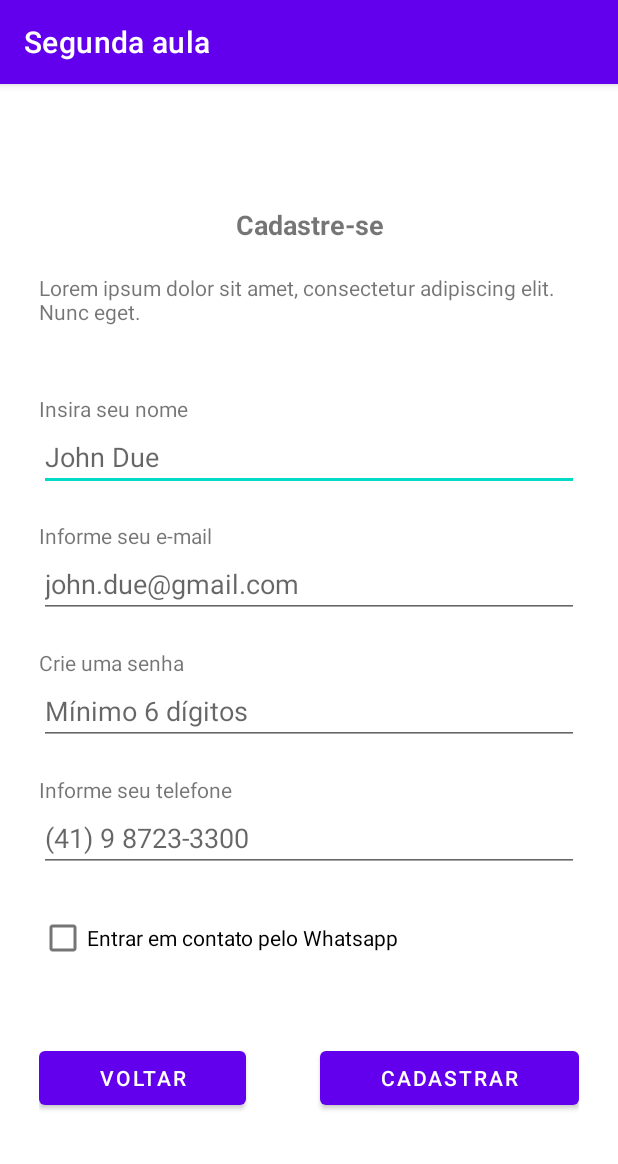
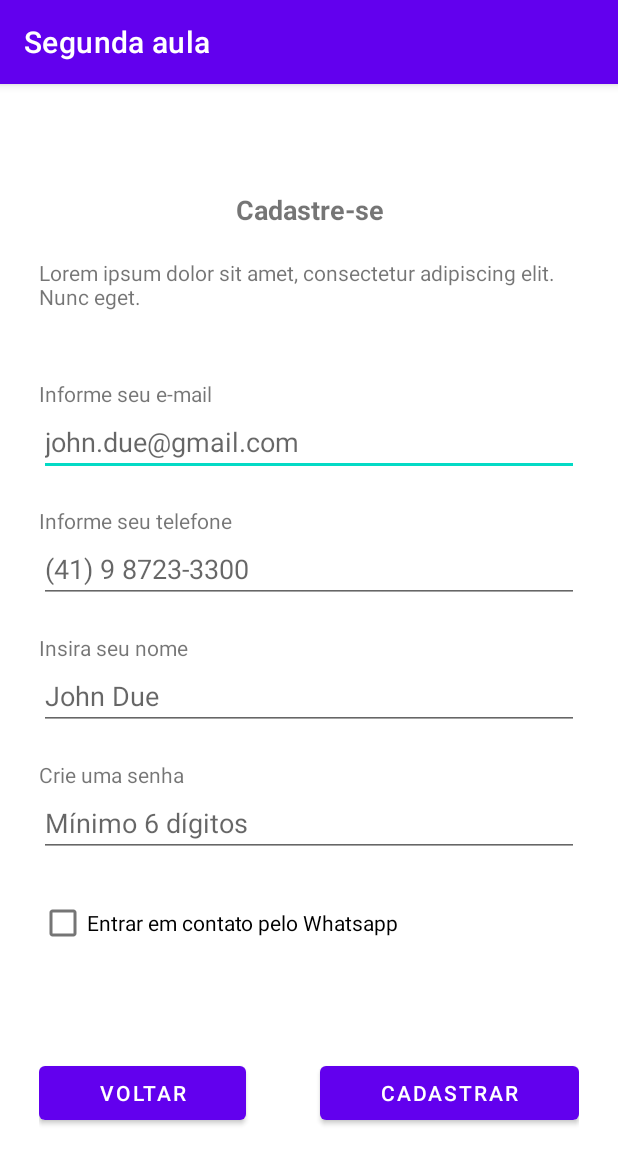
Before and after one commit to thanwill/app-kotlin, an Android app: the CadastroActivity screen opened directly, with no data from a screen before it, on a phone screen of 412 x 824 dp. Shown: the top 1164 px of the screen. Run offline under Robolectric (Android 15) with nearby library versions, the phone set to English and light mode, and no system bars; our stand-ins replace Firebase (no records; nobody signed in at launch, a user with empty details on screens opened directly).

Commit message:
Ajuste do layout de cadastro.

```diff
--- a/app/src/main/res/layout/activity_cadastro.xml
+++ b/app/src/main/res/layout/activity_cadastro.xml
@@ -13,6 +13,7 @@
         android:layout_marginTop="1dp"
         android:layout_marginEnd="1dp"
         android:layout_marginBottom="1dp"
+        android:minHeight="600dp"
         android:orientation="vertical"
         app:layout_constraintBottom_toBottomOf="parent"
         app:layout_constraintEnd_toEndOf="parent"
@@ -42,23 +43,14 @@
             android:layout_width="match_parent"
             android:layout_height="45dp" />
 
-        <TextView
-            android:id="@+id/textView3"
+        <ScrollView
+            android:layout_width="match_parent"
+            android:layout_height="match_parent">
+
+            <LinearLayout
                 android:layout_width="match_parent"
                 android:layout_height="wrap_content"
-            android:text="Insira seu nome" />
-
-        <EditText
-            android:id="@+id/editTextPersonName"
-            android:layout_width="match_parent"
-            android:layout_height="wrap_content"
-            android:ems="10"
-            android:hint="John Due"
-            android:inputType="textPersonName" />
-
-        <Space
-            android:layout_width="match_parent"
-            android:layout_height="20dp" />
+                android:orientation="vertical">
 
                 <TextView
                     android:id="@+id/textView4"
@@ -73,6 +65,42 @@
                     android:ems="10"
                     android:hint="john.due@gmail.com"
                     android:inputType="textEmailAddress" />
+
+                <Space
+                    android:layout_width="match_parent"
+                    android:layout_height="20dp" />
+
+                <TextView
+                    android:id="@+id/textView5"
+                    android:layout_width="match_parent"
+                    android:layout_height="wrap_content"
+                    android:text="Informe seu telefone" />
+
+                <EditText
+                    android:id="@+id/editTextPhone"
+                    android:layout_width="match_parent"
+                    android:layout_height="wrap_content"
+                    android:ems="10"
+                    android:hint="(41) 9 8723-3300"
+                    android:inputType="phone" />
+
+                <Space
+                    android:layout_width="match_parent"
+                    android:layout_height="20dp" />
+
+                <TextView
+                    android:id="@+id/textView3"
+                    android:layout_width="match_parent"
+                    android:layout_height="wrap_content"
+                    android:text="Insira seu nome" />
+
+                <EditText
+                    android:id="@+id/editTextPersonName"
+                    android:layout_width="match_parent"
+                    android:layout_height="wrap_content"
+                    android:ems="10"
+                    android:hint="John Due"
+                    android:inputType="textPersonName" />
 
                 <Space
                     android:layout_width="match_parent"
@@ -96,29 +124,18 @@
                     android:layout_width="match_parent"
                     android:layout_height="20dp" />
 
-        <TextView
-            android:id="@+id/textView5"
+                <CheckBox
+                    android:id="@+id/checkBox2"
                     android:layout_width="match_parent"
                     android:layout_height="wrap_content"
-            android:text="Informe seu telefone" />
-
-        <EditText
-            android:id="@+id/editTextPhone"
-            android:layout_width="match_parent"
-            android:layout_height="wrap_content"
-            android:ems="10"
-            android:hint="(41) 9 8723-3300"
-            android:inputType="phone" />
+                    android:text="Entrar em contato pelo Whatsapp" />
 
                 <Space
                     android:layout_width="match_parent"
                     android:layout_height="20dp" />
 
-        <CheckBox
-            android:id="@+id/checkBox2"
-            android:layout_width="match_parent"
-            android:layout_height="wrap_content"
-            android:text="Entrar em contato pelo Whatsapp" />
+            </LinearLayout>
+        </ScrollView>
 
         <Space
             android:layout_width="match_parent"
```
Lines whose indentation alone changed are shown as unchanged.
